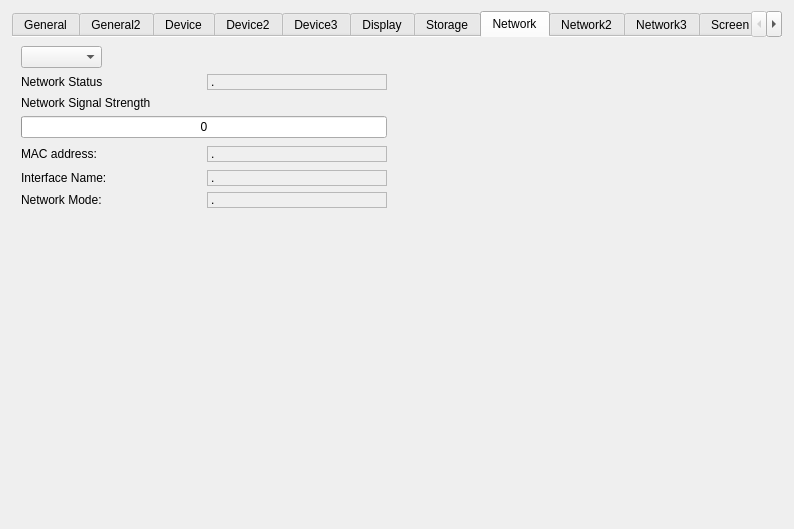
Before: the Qt Designer form examples/sysinfo/dialog_s60.ui in qtproject/qt-mobility, drawn with Qt 5.
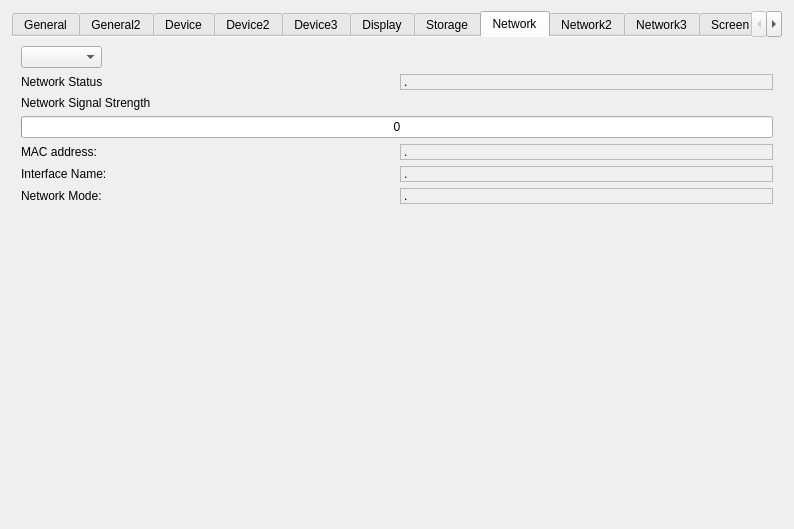
After: the same form once the commit is applied. The open tabs and pages were chosen to show the change. Icons and pictures are not drawn.

Commit message: Fix for MOBILITY-765: Size policy for cellNetworkStatusLabel changed to "ignored" so it won't resize the window out of the screen.

The edit to the form file:
```diff
--- a/examples/sysinfo/dialog_s60.ui
+++ b/examples/sysinfo/dialog_s60.ui
@@ -981,7 +981,7 @@
          <item>
           <widget class="QLabel" name="label_42">
            <property name="sizePolicy">
-            <sizepolicy hsizetype="Expanding" vsizetype="Fixed">
+            <sizepolicy hsizetype="Preferred" vsizetype="Fixed">
              <horstretch>0</horstretch>
              <verstretch>0</verstretch>
             </sizepolicy>
@@ -994,7 +994,7 @@
          <item>
           <widget class="QLabel" name="cellNetworkStatusLabel">
            <property name="sizePolicy">
-            <sizepolicy hsizetype="Expanding" vsizetype="Fixed">
+            <sizepolicy hsizetype="Ignored" vsizetype="Fixed">
              <horstretch>0</horstretch>
              <verstretch>0</verstretch>
             </sizepolicy>
@@ -1071,19 +1071,6 @@
          </item>
         </layout>
        </item>
-       <item row="4" column="2">
-        <spacer name="horizontalSpacer_16">
-         <property name="orientation">
-          <enum>Qt::Horizontal</enum>
-         </property>
-         <property name="sizeHint" stdset="0">
-          <size>
-           <width>359</width>
-           <height>20</height>
-          </size>
-         </property>
-        </spacer>
-       </item>
        <item row="5" column="0">
         <layout class="QHBoxLayout" name="horizontalLayout_29">
          <item>
@@ -1144,7 +1131,7 @@
          </item>
         </layout>
        </item>
-       <item row="7" column="1">
+       <item row="7" column="0">
         <spacer name="verticalSpacer_17">
          <property name="orientation">
           <enum>Qt::Vertical</enum>
```
